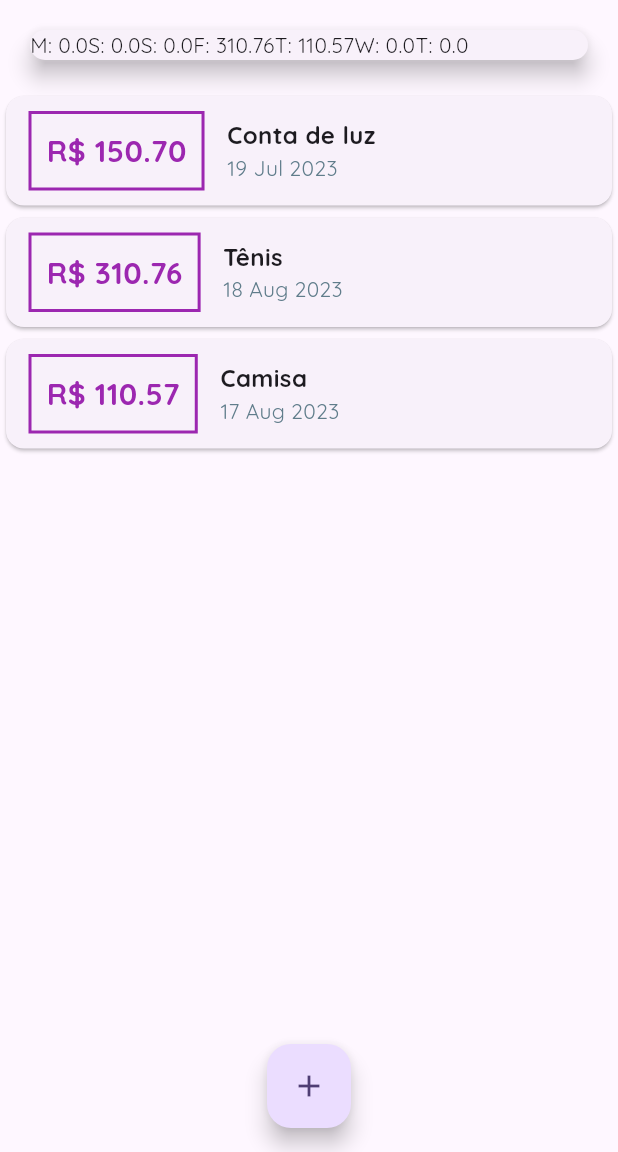
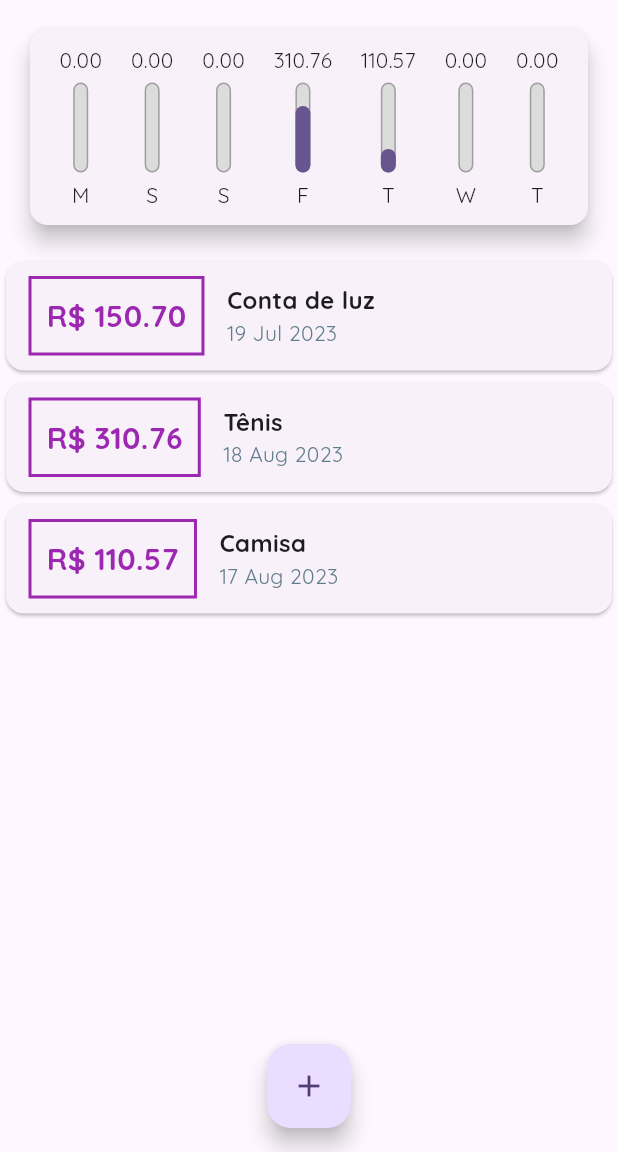
Before and after one commit to WagaoCarvalhoDev/personal_expenses, a Flutter app: the screen it shows after launch, on a phone screen of 412 x 824 dp, the part 84-1236 px from its top. Run offline on Flutter 3.47's test engine with Material 2 defaults, Android fonts, the phone set to English and light mode, and no system bars.

Commit message:
create: chartBar

```diff
--- a/lib/components/chart.dart
+++ b/lib/components/chart.dart
@@ -1,5 +1,6 @@
 import 'package:flutter/material.dart';
 import 'package:intl/intl.dart';
+import 'package:personal_expenses/components/chart_bar.dart';
 import 'package:personal_expenses/models/transaction.dart';
 
 class Chart extends StatelessWidget {
@@ -33,16 +34,34 @@ class Chart extends StatelessWidget {
     });
   }
 
+  double get _weekTotalValue {
+    return groupedTransactions.fold(0.0, (sum, tr) {
+      return sum + tr['value'];
+    });
+  }
+
   @override
   Widget build(BuildContext context) {
     groupedTransactions;
     return Card(
       elevation: 6,
-      margin: EdgeInsets.all(20),
-      child: Row(
-        children: groupedTransactions.map((tr) {
-          return Text('${tr['day']}: ${tr['value']}');
-        }).toList(),
+      margin: const EdgeInsets.all(20),
+      child: Padding(
+        padding: const EdgeInsets.all(10.0),
+        child: Row(
+          mainAxisAlignment: MainAxisAlignment.spaceAround,
+          children: groupedTransactions.map((tr) {
+            return Flexible(
+              fit: FlexFit.loose,
+              child: ChartBar(
+                label: tr['day'],
+                value: tr['value'],
+                percentage: tr['value'] / _weekTotalValue,
+              ),
+            );
+            return Text('${tr['day']}: ${tr['value']}');
+          }).toList(),
+        ),
       ),
     );
   }
--- /dev/null
+++ b/lib/components/chart_bar.dart
@@ -0,0 +1,55 @@
+import 'package:flutter/material.dart';
+
+class ChartBar extends StatelessWidget {
+  const ChartBar({
+    super.key,
+    required this.label,
+    required this.value,
+    required this.percentage,
+  });
+
+  final String label;
+  final double value;
+  final double percentage;
+
+  @override
+  Widget build(BuildContext context) {
+    return Column(
+      children: [
+        FittedBox(
+          child: Text('${value.toStringAsFixed(2)}'),
+        ),
+        const SizedBox(height: 5),
+        SizedBox(
+          height: 60,
+          width: 10,
+          child: Stack(
+            alignment: Alignment.bottomCenter,
+            children: [
+              Container(
+                decoration: BoxDecoration(
+                  border: Border.all(
+                    color: Colors.grey,
+                    width: 1.0,
+                  ),
+                  color: const Color.fromRGBO(220, 220, 220, 1),
+                  borderRadius: BorderRadius.circular(5),
+                ),
+              ),
+              FractionallySizedBox(
+                heightFactor: percentage,
+                child: Container(
+                  decoration: BoxDecoration(
+                      color: Theme.of(context).primaryColor,
+                      borderRadius: BorderRadius.circular(5)),
+                ),
+              ),
+            ],
+          ),
+        ),
+        const SizedBox(height: 5),
+        Text(label),
+      ],
+    );
+  }
+}
```
Also changed, not shown: assets/fonts/OpenSans-Bold.ttf (added), assets/fonts/OpenSans-Regular.ttf (added), assets/fonts/Quicksand-Bold.ttf (added), assets/fonts/Quicksand-Light.ttf (added), assets/fonts/Quicksand-Medium.ttf (added), assets/fonts/Quicksand-Regular.ttf (added), assets/images/waiting.png (added).
